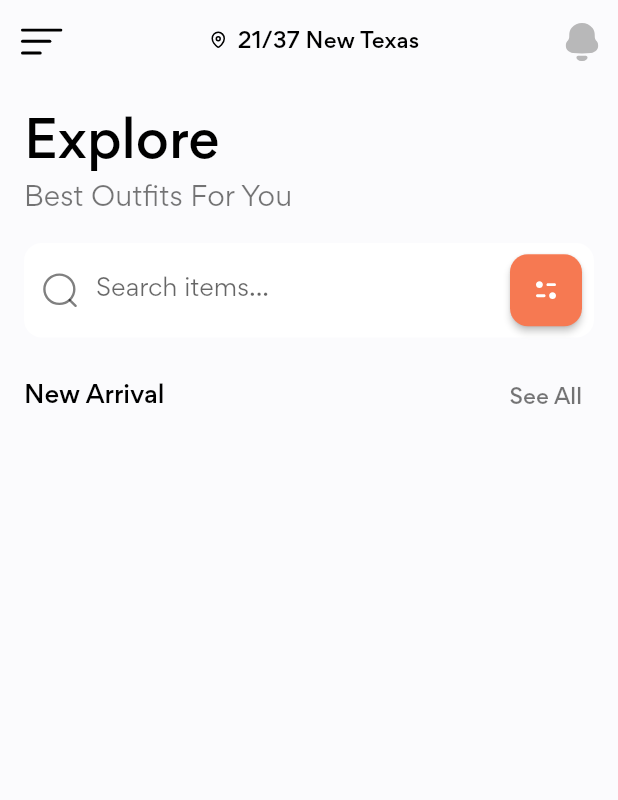
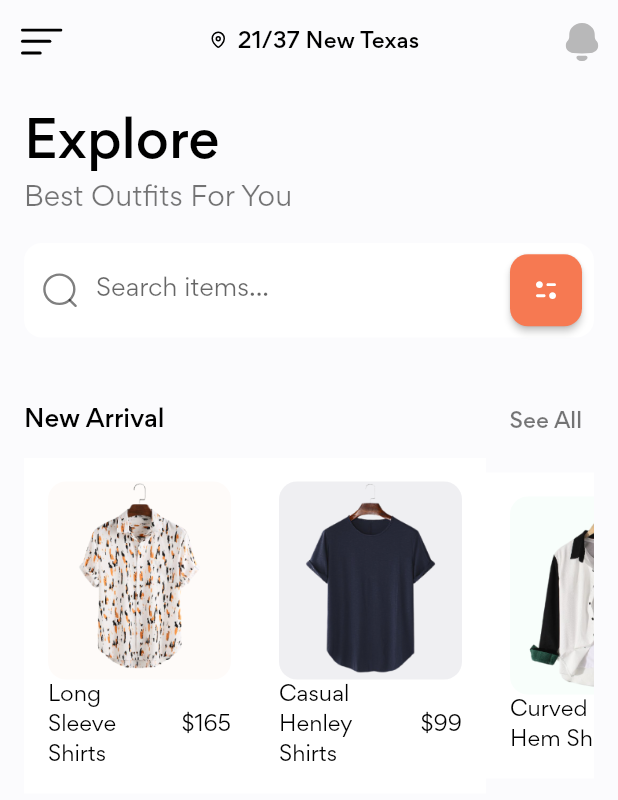
Before and after one commit to rebixpl/FlutterStudy2K22, a Flutter app: the screen it shows after launch, on a phone screen of 412 x 824 dp. Shown: the top 800 px of the screen. Run offline on Flutter 3.47's test engine with Material 2 defaults, Android fonts, the phone set to English and light mode, and no system bars; our stand-ins replace bloc, bloc_concurrency, carousel_slider, dio, equatable, flip_card and 9 more; accounts and stored records are empty.

Commit message:
home screen > new arrival

```diff
--- a/Flutter-Shop-UI-Kit-Starting/lib/models/Product.dart
+++ b/Flutter-Shop-UI-Kit-Starting/lib/models/Product.dart
@@ -13,7 +13,7 @@ class Product {
   });
 }
 
-List<Product> demoProduct = [
+List<Product> demoProducts = [
   Product(
     image: "assets/images/product_0.png",
     title: "Long Sleeve Shirts",
--- /dev/null
+++ b/Flutter-Shop-UI-Kit-Starting/lib/screens/home/components/product_card.dart
@@ -0,0 +1,66 @@
+import 'package:flutter/material.dart';
+import 'package:stylish/constants.dart';
+
+class ProductCard extends StatelessWidget {
+  final String image;
+  final String title;
+  final Color bgColor;
+  final int price;
+  final VoidCallback press;
+
+  const ProductCard({
+    Key? key,
+    required this.bgColor,
+    required this.image,
+    required this.press,
+    required this.price,
+    required this.title,
+  }) : super(key: key);
+
+  @override
+  Widget build(BuildContext context) {
+    return GestureDetector(
+      onTap: press,
+      child: Container(
+        width: 154.0,
+        padding: const EdgeInsets.all(kDefaultPadding),
+        decoration: const BoxDecoration(
+          color: Colors.white,
+        ),
+        child: Column(
+          children: [
+            Container(
+              width: double.infinity,
+              decoration: BoxDecoration(
+                color: bgColor,
+                borderRadius: BorderRadius.circular(kDefaultBorderRadius),
+              ),
+              child: Image.asset(
+                image,
+                height: 132.0,
+              ),
+            ),
+            Row(
+              children: [
+                Expanded(
+                  child: Text(
+                    title,
+                    style: const TextStyle(
+                      color: Colors.black,
+                      fontSize: 14.0,
+                    ),
+                  ),
+                ),
+                const SizedBox(width: kDefaultPadding / 2),
+                Text(
+                  "\$$price",
+                  style: const TextStyle(color: Colors.black),
+                ),
+              ],
+            ),
+          ],
+        ),
+      ),
+    );
+  }
+}
--- /dev/null
+++ b/Flutter-Shop-UI-Kit-Starting/lib/screens/home/components/section_title.dart
@@ -0,0 +1,41 @@
+import 'package:flutter/material.dart';
+import 'package:stylish/constants.dart';
+
+class SectionTitle extends StatelessWidget {
+  final String title;
+  final VoidCallback pressSeeAll;
+
+  const SectionTitle({
+    Key? key,
+    required this.pressSeeAll,
+    required this.title,
+  }) : super(key: key);
+
+  @override
+  Widget build(BuildContext context) {
+    return Row(
+      mainAxisAlignment: MainAxisAlignment.spaceBetween,
+      children: [
+        Text(
+          title,
+          style: Theme.of(context).textTheme.subtitle1!.copyWith(
+                fontWeight: FontWeight.w500,
+                color: Colors.black,
+              ),
+        ),
+        TextButton(
+          onPressed: pressSeeAll,
+          style: ButtonStyle(
+            overlayColor: MaterialStateProperty.all(
+              kPrimaryColor.withOpacity(0.2),
+            ),
+          ),
+          child: const Text(
+            "See All",
+            style: TextStyle(color: Colors.black54),
+          ),
+        )
+      ],
+    );
+  }
+}
--- a/Flutter-Shop-UI-Kit-Starting/lib/screens/home/home_screen.dart
+++ b/Flutter-Shop-UI-Kit-Starting/lib/screens/home/home_screen.dart
@@ -1,8 +1,11 @@
 import 'package:flutter/material.dart';
 import 'package:stylish/constants.dart';
+import 'package:stylish/models/product.dart';
 import 'package:stylish/screens/home/components/appbar.dart';
 import 'package:stylish/screens/home/components/categories.dart';
+import 'package:stylish/screens/home/components/product_card.dart';
 import 'package:stylish/screens/home/components/search_form.dart';
+import 'package:stylish/screens/home/components/section_title.dart';
 
 class HomeScreen extends StatelessWidget {
   const HomeScreen({Key? key}) : super(key: key);
@@ -32,7 +35,8 @@ class HomeScreen extends StatelessWidget {
               child: searchForm(),
             ),
             const Categories(),
-            SectionTitle(),
+            const SizedBox(height: kDefaultPadding),
+            const NewArrivals(),
           ],
         ),
       ),
@@ -40,35 +44,42 @@ class HomeScreen extends StatelessWidget {
   }
 }
 
-class SectionTitle extends StatelessWidget {
-  const SectionTitle({
+class NewArrivals extends StatelessWidget {
+  const NewArrivals({
     Key? key,
   }) : super(key: key);
 
   @override
   Widget build(BuildContext context) {
-    return Row(
-      mainAxisAlignment: MainAxisAlignment.spaceBetween,
+    return Column(
       children: [
-        Text(
-          "New Arrival",
-          style: Theme.of(context).textTheme.subtitle1!.copyWith(
-                fontWeight: FontWeight.w500,
-                color: Colors.black,
-              ),
+        SectionTitle(
+          title: "New Arrival",
+          pressSeeAll: () {},
         ),
-        TextButton(
-          onPressed: () {},
-          style: ButtonStyle(
-            overlayColor: MaterialStateProperty.all(
-              kPrimaryColor.withOpacity(0.2),
+        SingleChildScrollView(
+          physics: const BouncingScrollPhysics(),
+          scrollDirection: Axis.horizontal,
+          child: Row(
+            children: List.generate(
+              demoProducts.length,
+              (index) {
+                final Product product = demoProducts[index];
+                return ProductCard(
+                  bgColor: product.bgColor,
+                  image: product.image,
+                  press: () {
+                    debugPrint(
+                      "User has clicked: ${product.title}",
+                    );
+                  },
+                  price: product.price,
+                  title: product.title,
+                );
+              },
             ),
           ),
-          child: const Text(
-            "See All",
-            style: TextStyle(color: Colors.black54),
-          ),
-        )
+        ),
       ],
     );
   }
```
